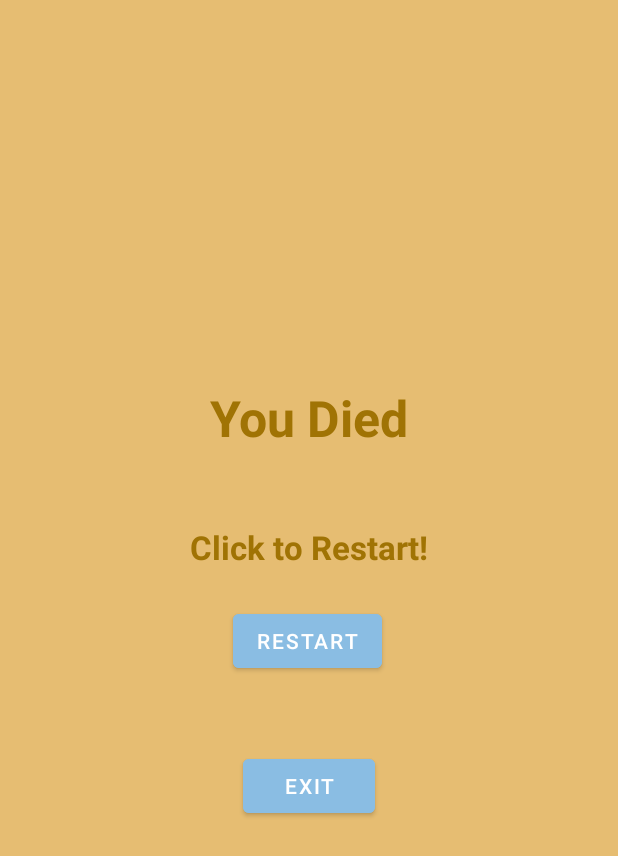
After one commit to NamkhangNLe/Cross-The-Road-Game, an Android app: the layout activity_main6.xml on its own in the app's theme, with its tools: preview values and no code run, on a phone screen of 412 x 824 dp. The commit adds this screen. Shown: the top 856 px of the screen. Run offline under Robolectric (Android 15) with nearby library versions, the phone set to English and light mode, and no system bars.

Commit message:
added a game over screen

```diff
--- a/CrossTheRoad/app/src/main/java/com/example/myapplication/MainActivity4.java
+++ b/CrossTheRoad/app/src/main/java/com/example/myapplication/MainActivity4.java
@@ -201,6 +201,7 @@ public class MainActivity4 extends AppCompatActivity {
                 } else {
                     //Go to GameOver Screen.
                     //This is a placeholder method for now that simply goes back to the previous screen.
+                    handler.removeCallbacks(roadOne);
                     finish();
                 }
             }
@@ -249,6 +250,7 @@ public class MainActivity4 extends AppCompatActivity {
                 } else {
                     //Go to GameOver Screen.
                     //This is a placeholder method for now that simply goes back to the previous screen.
+                    handler.removeCallbacks(roadTwo);
                     finish();
                 }
             }
@@ -297,6 +299,7 @@ public class MainActivity4 extends AppCompatActivity {
                 } else {
                     //Go to GameOver Screen.
                     //This is a placeholder method for now that simply goes back to the previous screen.
+                    handler.removeCallbacks(roadThree);
                     finish();
                 }
             }
@@ -345,6 +348,7 @@ public class MainActivity4 extends AppCompatActivity {
                 } else {
                     //Go to GameOver Screen.
                     //This is a placeholder method for now that simply goes back to the previous screen.
+                    handler.removeCallbacks(roadFour);
                     finish();
                 }
             }
@@ -393,9 +397,15 @@ public class MainActivity4 extends AppCompatActivity {
                 } else {
                     //Go to GameOver Screen.
                     //This is a placeholder method for now that simply goes back to the previous screen.
+                    handler.removeCallbacks(roadFive);
                     finish();
                 }
             }
         }
     };
+    public void finish() {
+        Intent intent = new Intent(this, MainActivity5.class);
+        intent.putExtra("score", Integer.toString(mouse.getScore()));
+        startActivity(intent);
+    }
 }
--- /dev/null
+++ b/CrossTheRoad/app/src/main/java/com/example/myapplication/MainActivity5.java
@@ -0,0 +1,34 @@
+package com.example.myapplication;
+
+import androidx.appcompat.app.AppCompatActivity;
+
+import android.content.Intent;
+import android.os.Bundle;
+import android.view.View;
+import android.widget.TextView;
+
+public class MainActivity5 extends AppCompatActivity {
+
+    @Override
+    protected void onCreate(Bundle savedInstanceState) {
+        super.onCreate(savedInstanceState);
+        setContentView(R.layout.activity_main6);
+        setUp();
+    }
+    public void setUp() {
+        String score;
+        Intent prev = getIntent();
+        score = prev.getStringExtra("score");
+        TextView scoreDisplay = findViewById(R.id.displayFinalScore);
+        scoreDisplay.setText(score);
+    }
+    public void charSelect(View view) {
+        Intent intent = new Intent(this, MainActivity2.class);
+        startActivity(intent);
+    }
+    public void exitGame(View view) {
+        Intent intent = new Intent(this, MainActivity.class);
+        startActivity(intent);
+    }
+
+}
--- /dev/null
+++ b/CrossTheRoad/app/src/main/res/layout/activity_main6.xml
@@ -0,0 +1,73 @@
+<?xml version="1.0" encoding="utf-8"?>
+<androidx.constraintlayout.widget.ConstraintLayout xmlns:android="http://schemas.android.com/apk/res/android"
+    xmlns:app="http://schemas.android.com/apk/res-auto"
+    xmlns:tools="http://schemas.android.com/tools"
+    android:layout_width="match_parent"
+    android:layout_height="match_parent"
+    android:background="@color/background_color"
+    tools:context=".MainActivity5">
+
+    <TextView
+        android:layout_width="389dp"
+        android:layout_height="90dp"
+        android:layout_marginStart="11dp"
+        android:layout_marginTop="256dp"
+        android:text="@string/deathScreen"
+        android:textAlignment="center"
+        android:textColor="@color/text_color"
+        android:textSize="15pt"
+        android:textStyle="bold"
+        app:layout_constraintStart_toStartOf="parent"
+        app:layout_constraintTop_toTopOf="parent" />
+
+    <TextView
+        android:id="@+id/displayFinalScore"
+        android:layout_width="389dp"
+        android:layout_height="90dp"
+        android:layout_marginStart="11dp"
+        android:layout_marginTop="100dp"
+        android:textAlignment="center"
+        android:textColor="@color/text_color"
+        android:textSize="30pt"
+        android:textStyle="bold"
+        app:layout_constraintStart_toStartOf="parent"
+        app:layout_constraintTop_toTopOf="parent" />
+
+    <TextView
+        android:layout_width="389dp"
+        android:layout_height="90dp"
+        android:layout_marginStart="11dp"
+        android:layout_marginTop="350dp"
+        android:text="@string/restartText"
+        android:textAlignment="center"
+        android:textColor="@color/text_color"
+        android:textSize="10pt"
+        android:textStyle="bold"
+        app:layout_constraintStart_toStartOf="parent"
+        app:layout_constraintTop_toTopOf="parent" />
+
+    <Button
+        android:id="@+id/restartButton"
+        android:layout_width="wrap_content"
+        android:layout_height="wrap_content"
+        android:layout_marginStart="155dp"
+        android:layout_marginTop="403dp"
+        android:backgroundTint="#8ABDE3"
+        android:onClick="charSelect"
+        android:text="@string/restart"
+        app:layout_constraintStart_toStartOf="parent"
+        app:layout_constraintTop_toTopOf="parent" />
+
+    <Button
+        android:id="@+id/exitButton"
+        android:layout_width="wrap_content"
+        android:layout_height="wrap_content"
+        android:layout_marginStart="162dp"
+        android:layout_marginTop="500dp"
+        android:backgroundTint="#8ABDE3"
+        android:onClick="exitGame"
+        android:text="@string/exit"
+        app:layout_constraintStart_toStartOf="parent"
+        app:layout_constraintTop_toTopOf="parent" />
+
+</androidx.constraintlayout.widget.ConstraintLayout>
--- a/CrossTheRoad/app/src/main/res/values/strings.xml
+++ b/CrossTheRoad/app/src/main/res/values/strings.xml
@@ -14,4 +14,12 @@
     <string name="DOWN">Down</string>
     <string name="RIGHT">Right</string>
     <string name="LEFT">Left</string>
+    <string name="title_activity_main5">MainActivity5</string>
+    <string name="deathScreen">You Died</string>
+    <string name="restart">Restart</string>
+    <string name="restartText">Click to Restart!</string>
+    <string name="exit">Exit</string>
+
+    <string name="hello_first_fragment">Hello first fragment</string>
+    <string name="hello_second_fragment">Hello second fragment. Arg: %1$s</string>
 </resources>
```
